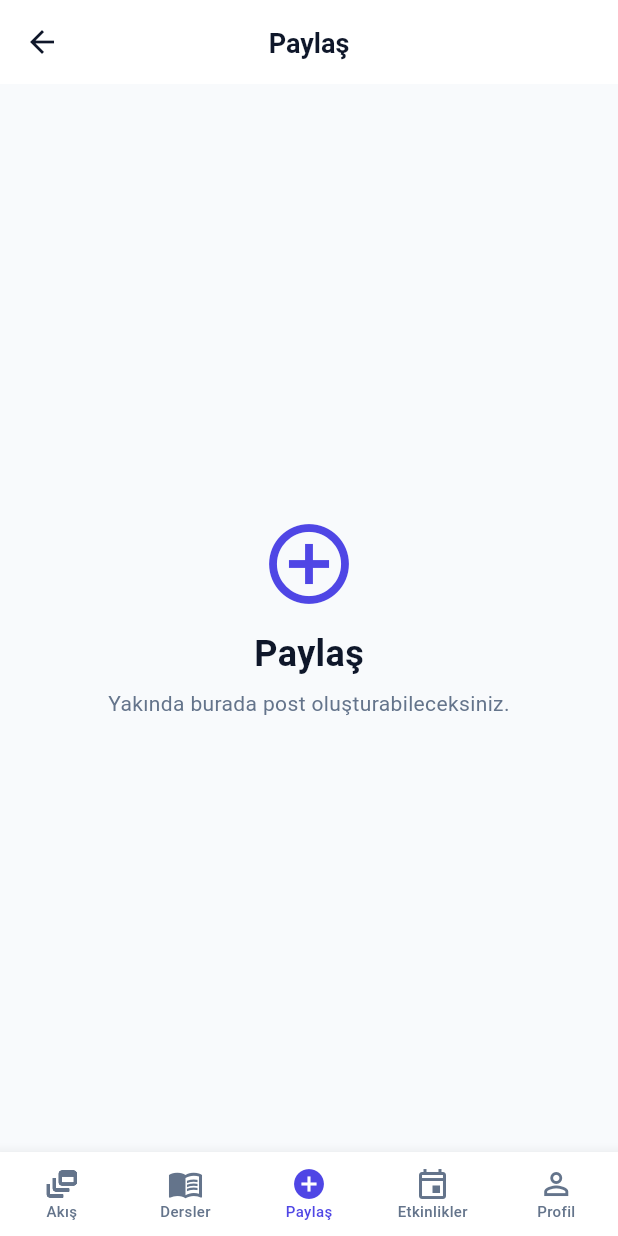
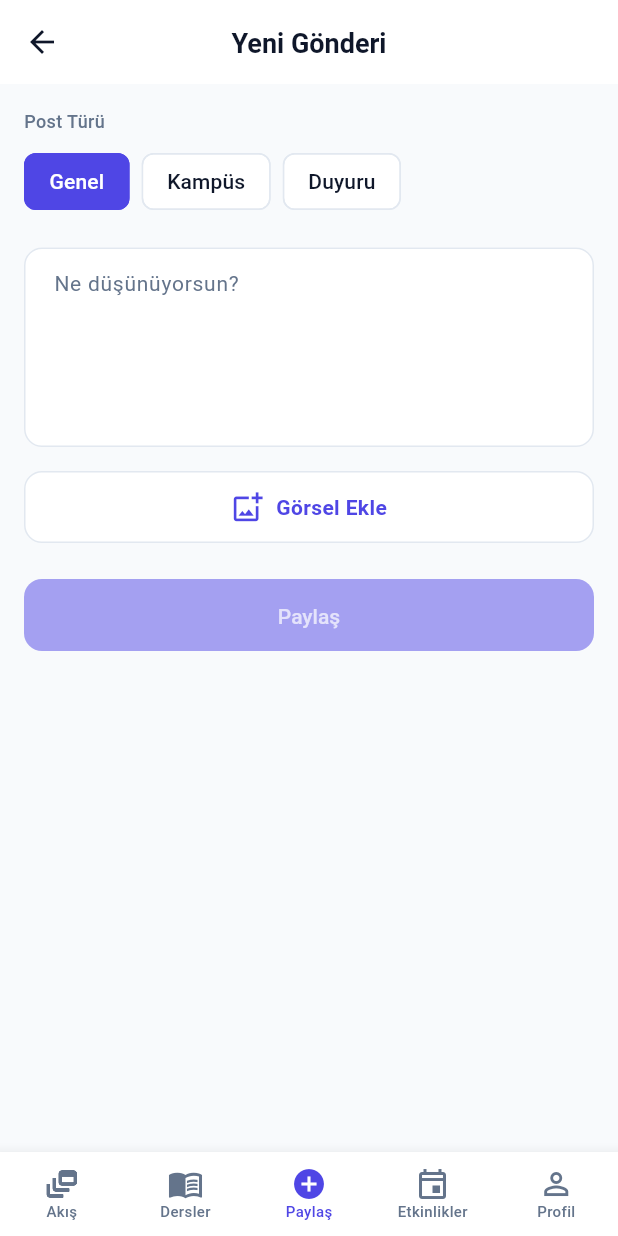
Before and after one commit to Posinowa/uni-z, a Flutter app: the HomeShellScreen screen opened by its route, item 3 of the bottom bar chosen, on a phone screen of 412 x 824 dp. Run offline on Flutter 3.47's test engine with Material 3 defaults, Android fonts, the phone set to English and light mode, and no system bars; our stand-ins replace cloud_firestore, firebase_auth, firebase_core, flutter_dotenv, image_picker; accounts and stored records are empty.

Commit message:
Add image picker for post creation

```diff
--- /dev/null
+++ b/lib/features/feed/screens/create_text_post_screen.dart
@@ -0,0 +1,203 @@
+import 'package:flutter/material.dart';
+import 'package:image_picker/image_picker.dart';
+
+import '../../../core/constants/app_colors.dart';
+import '../../../core/constants/app_radius.dart';
+import '../../../core/constants/app_spacing.dart';
+import '../../../core/theme/app_text_styles.dart';
+import '../../../shared/widgets/buttons/primary_button.dart';
+import '../../../shared/widgets/inputs/app_text_field.dart';
+import '../models/post_type.dart';
+import '../widgets/post_image_picker.dart';
+
+/// Gönderi oluşturma ekranı.
+///
+/// Post türü seçimi, metin girişi ve galeriden görsel seçimi içerir.
+/// R2 upload ve Firestore görsel kaydı bu issue kapsamında değildir.
+class CreateTextPostScreen extends StatefulWidget {
+  /// Gönderi oluşturulduğunda çağrılacak opsiyonel callback.
+  final VoidCallback? onPostCreated;
+
+  const CreateTextPostScreen({
+    this.onPostCreated,
+    super.key,
+  });
+
+  @override
+  State<CreateTextPostScreen> createState() => _CreateTextPostScreenState();
+}
+
+class _CreateTextPostScreenState extends State<CreateTextPostScreen> {
+  final TextEditingController _textController = TextEditingController();
+
+  PostType _selectedType = PostType.general;
+  XFile? _selectedImage;
+  bool _hasText = false;
+  bool _isLoading = false;
+
+  @override
+  void initState() {
+    super.initState();
+    _textController.addListener(_onTextChanged);
+  }
+
+  @override
+  void dispose() {
+    _textController.removeListener(_onTextChanged);
+    _textController.dispose();
+    super.dispose();
+  }
+
+  void _onTextChanged() {
+    final hasText = _textController.text.trim().isNotEmpty;
+    if (hasText != _hasText) {
+      setState(() => _hasText = hasText);
+    }
+  }
+
+  /// Paylaşım butonunun aktif olup olmadığını belirler.
+  bool get _canSubmit => (_hasText || _selectedImage != null) && !_isLoading;
+
+  Future<void> _submitPost() async {
+    if (!_canSubmit) return;
+
+    setState(() => _isLoading = true);
+
+    // R2 upload ve Firestore URL kaydı bu issue kapsamında değildir.
+    await Future.delayed(const Duration(milliseconds: 300));
+
+    if (!mounted) return;
+
+    _textController.clear();
+    setState(() {
+      _isLoading = false;
+      _hasText = false;
+      _selectedImage = null;
+      _selectedType = PostType.general;
+    });
+
+    ScaffoldMessenger.of(context).showSnackBar(
+      const SnackBar(
+        content: Text('Gönderiniz başarıyla paylaşıldı.'),
+        backgroundColor: AppColors.success,
+      ),
+    );
+
+    if (widget.onPostCreated != null) {
+      widget.onPostCreated!();
+    } else if (Navigator.canPop(context)) {
+      Navigator.pop(context, true);
+    }
+  }
+
+  @override
+  Widget build(BuildContext context) {
+    return Scaffold(
+      backgroundColor: AppColors.background,
+      appBar: AppBar(
+        title: const Text('Yeni Gönderi'),
+        centerTitle: true,
+      ),
+      body: SafeArea(
+        child: SingleChildScrollView(
+          padding: const EdgeInsets.all(AppSpacing.lg),
+          child: Column(
+            crossAxisAlignment: CrossAxisAlignment.stretch,
+            children: [
+              // Post Türü Seçici
+              _buildTypeSelector(),
+
+              const SizedBox(height: AppSpacing.xl),
+
+              // Metin Giriş Alanı
+              AppTextField(
+                hint: 'Ne düşünüyorsun?',
+                controller: _textController,
+                maxLines: 5,
+                enabled: !_isLoading,
+                textInputAction: TextInputAction.newline,
+                keyboardType: TextInputType.multiline,
+              ),
+
+              const SizedBox(height: AppSpacing.lg),
+
+              // Görsel Seçici ve Önizleme
+              PostImagePicker(
+                selectedImage: _selectedImage,
+                enabled: !_isLoading,
+                onImageChanged: (image) {
+                  setState(() => _selectedImage = image);
+                },
+              ),
+
+              const SizedBox(height: AppSpacing.xxl),
+
+              // Paylaş Butonu
+              PrimaryButton(
+                text: 'Paylaş',
+                isLoading: _isLoading,
+                isDisabled: !_canSubmit,
+                onPressed: _canSubmit ? _submitPost : null,
+              ),
+            ],
+          ),
+        ),
+      ),
+    );
+  }
+
+  Widget _buildTypeSelector() {
+    return Column(
+      crossAxisAlignment: CrossAxisAlignment.start,
+      children: [
+        Text(
+          'Post Türü',
+          style: AppTextStyles.labelMedium,
+        ),
+        const SizedBox(height: AppSpacing.sm),
+        Wrap(
+          spacing: AppSpacing.sm,
+          children: PostType.values.map((type) {
+            final isSelected = type == _selectedType;
+            return ChoiceChip(
+              label: Text(_labelForType(type)),
+              selected: isSelected,
+              onSelected: _isLoading
+                  ? null
+                  : (selected) {
+                      if (selected) {
+                        setState(() => _selectedType = type);
+                      }
+                    },
+              selectedColor: AppColors.primaryIndigo,
+              backgroundColor: AppColors.surface,
+              labelStyle: AppTextStyles.labelLarge.copyWith(
+                color: isSelected ? Colors.white : AppColors.textPrimary,
+              ),
+              shape: RoundedRectangleBorder(
+                borderRadius: BorderRadius.circular(AppRadius.sm),
+                side: BorderSide(
+                  color: isSelected
+                      ? AppColors.primaryIndigo
+                      : AppColors.border,
+                ),
+              ),
+              showCheckmark: false,
+            );
+          }).toList(),
+        ),
+      ],
+    );
+  }
+
+  String _labelForType(PostType type) {
+    switch (type) {
+      case PostType.general:
+        return 'Genel';
+      case PostType.campus:
+        return 'Kampüs';
+      case PostType.announcement:
+        return 'Duyuru';
+    }
+  }
+}
--- a/lib/features/feed/screens/home_shell_screen.dart
+++ b/lib/features/feed/screens/home_shell_screen.dart
@@ -1,11 +1,9 @@
 import 'package:flutter/material.dart';
 
-import '../../../core/constants/app_colors.dart';
-import '../../../core/constants/app_spacing.dart';
-import '../../../core/theme/app_text_styles.dart';
 import '../../courses/screens/courses_screen.dart';
 import '../../events/screens/events_screen.dart';
 import '../../profile/screens/profile_screen.dart';
+import 'create_text_post_screen.dart';
 import 'feed_screen.dart';
 
 /// Uygulamanın ana shell ekranı.
@@ -13,7 +11,7 @@ import 'feed_screen.dart';
 /// Bottom navigation aracılığıyla 5 sekme arasında geçiş sağlar:
 /// - Akış (FeedScreen)
 /// - Dersler (CoursesScreen)
-/// - Paylaş (geçici placeholder)
+/// - Paylaş (CreateTextPostScreen)
 /// - Etkinlikler (EventsScreen)
 /// - Profil (ProfileScreen)
 class HomeShellScreen extends StatefulWidget {
@@ -28,13 +26,17 @@ class _HomeShellScreenState extends State<HomeShellScreen> {
   int _currentIndex = 0;
 
   /// Her sekmeye karşılık gelen ekranlar listesi.
-  final List<Widget> _screens = const [
-    FeedScreen(),
-    CoursesScreen(),
-    _CreatePostPlaceholder(),
-    EventsScreen(),
-    ProfileScreen(),
-  ];
+  List<Widget> get _screens => [
+        const FeedScreen(),
+        const CoursesScreen(),
+        CreateTextPostScreen(
+          onPostCreated: () {
+            setState(() => _currentIndex = 0);
+          },
+        ),
+        const EventsScreen(),
+        const ProfileScreen(),
+      ];
 
   @override
   Widget build(BuildContext context) {
@@ -79,44 +81,3 @@ class _HomeShellScreenState extends State<HomeShellScreen> {
     );
   }
 }
-
-/// Geçici "Paylaş" sekmesi içeriği.
-///
-/// Post oluşturma ekranı ileride ayrı bir issue'da geliştirilecektir.
-class _CreatePostPlaceholder extends StatelessWidget {
-  const _CreatePostPlaceholder();
-
-  @override
-  Widget build(BuildContext context) {
-    return Scaffold(
-      appBar: AppBar(
-        title: const Text('Paylaş'),
-      ),
-      body: Center(
-        child: Column(
-          mainAxisAlignment: MainAxisAlignment.center,
-          children: [
-            const Icon(
-              Icons.add_circle_outline,
-              size: 64,
-              color: AppColors.primaryIndigo,
-            ),
-            const SizedBox(height: AppSpacing.md),
-            Text(
-              'Paylaş',
-              style: AppTextStyles.headlineMedium,
-            ),
-            const SizedBox(height: AppSpacing.sm),
-            Text(
-              'Yakında burada post oluşturabileceksiniz.',
-              style: AppTextStyles.bodyMedium.copyWith(
-                color: AppColors.textSecondary,
-              ),
-              textAlign: TextAlign.center,
-            ),
-          ],
-        ),
-      ),
-    );
-  }
-}
--- /dev/null
+++ b/lib/features/feed/widgets/post_image_picker.dart
@@ -0,0 +1,196 @@
+import 'package:flutter/material.dart';
+import 'package:flutter/services.dart';
+import 'package:image_picker/image_picker.dart';
+
+import '../../../core/constants/app_colors.dart';
+import '../../../core/constants/app_radius.dart';
+import '../../../core/constants/app_spacing.dart';
+import '../../../core/theme/app_text_styles.dart';
+
+/// Gönderi oluşturma ekranında galeriden görsel seçme ve önizleme widget'ı.
+///
+/// Görsel seçilmediğinde "Fotoğraf Ekle" butonu gösterir.
+/// Görsel seçildiğinde önizleme ve sağ üstte kaldırma butonu (`Icons.close`) sunar.
+class PostImagePicker extends StatelessWidget {
+  /// Şu an seçili olan görsel dosyası (`null` ise seçili görsel yoktur).
+  final XFile? selectedImage;
+
+  /// Görsel seçildiğinde veya kaldırıldığında çağrılacak fonksiyon.
+  final ValueChanged<XFile?> onImageChanged;
+
+  /// Bileşenin tıklanabilir olup olmadığı (`false` ise işlem yapılamaz).
+  final bool enabled;
+
+  /// Test edilebilirlik için opsiyonel [ImagePicker] nesnesi.
+  final ImagePicker? imagePicker;
+
+  const PostImagePicker({
+    required this.selectedImage,
+    required this.onImageChanged,
+    this.enabled = true,
+    this.imagePicker,
+    super.key,
+  });
+
+  Future<void> _pickImage(BuildContext context) async {
+    if (!enabled) return;
+
+    final picker = imagePicker ?? ImagePicker();
+
+    try {
+      final image = await picker.pickImage(
+        source: ImageSource.gallery,
+        maxWidth: 1920,
+        maxHeight: 1920,
+        imageQuality: 85,
+      );
+
+      if (image != null) {
+        onImageChanged(image);
+      }
+    } on PlatformException catch (e) {
+      if (context.mounted) {
+        ScaffoldMessenger.of(context).showSnackBar(
+          SnackBar(
+            content: Text(
+              'Galeriye erişilirken izin hatası oluştu: ${e.message ?? e.code}',
+            ),
+            backgroundColor: AppColors.error,
+          ),
+        );
+      }
+    } catch (e) {
+      if (context.mounted) {
+        ScaffoldMessenger.of(context).showSnackBar(
+          SnackBar(
+            content: Text('Görsel seçilirken bir hata oluştu: $e'),
+            backgroundColor: AppColors.error,
+          ),
+        );
+      }
+    }
+  }
+
+  @override
+  Widget build(BuildContext context) {
+    if (selectedImage == null) {
+      return _buildPickerButton(context);
+    }
+
+    return _buildImagePreview(context, selectedImage!);
+  }
+
+  Widget _buildPickerButton(BuildContext context) {
+    return InkWell(
+      onTap: enabled ? () => _pickImage(context) : null,
+      borderRadius: BorderRadius.circular(AppRadius.md),
+      child: Container(
+        padding: const EdgeInsets.symmetric(
+          horizontal: AppSpacing.lg,
+          vertical: AppSpacing.md,
+        ),
+        decoration: BoxDecoration(
+          color: AppColors.surface,
+          borderRadius: BorderRadius.circular(AppRadius.md),
+          border: Border.all(
+            color: AppColors.border,
+            style: BorderStyle.solid,
+          ),
+        ),
+        child: Row(
+          mainAxisAlignment: MainAxisAlignment.center,
+          children: [
+            const Icon(
+              Icons.add_photo_alternate_outlined,
+              color: AppColors.primaryIndigo,
+              size: 22,
+            ),
+            const SizedBox(width: AppSpacing.sm),
+            Text(
+              'Görsel Ekle',
+              style: AppTextStyles.labelLarge.copyWith(
+                color: AppColors.primaryIndigo,
+                fontWeight: FontWeight.w600,
+              ),
+            ),
+          ],
+        ),
+      ),
+    );
+  }
+
+  Widget _buildImagePreview(BuildContext context, XFile image) {
+    return Stack(
+      children: [
+        // Görsel Önizleme Alanı
+        ClipRRect(
+          borderRadius: BorderRadius.circular(AppRadius.md),
+          child: Container(
+            width: double.infinity,
+            height: 220,
+            color: AppColors.surface,
+            child: FutureBuilder<Uint8List>(
+              future: image.readAsBytes(),
+              builder: (context, snapshot) {
+                if (snapshot.connectionState == ConnectionState.waiting) {
+                  return const Center(
+                    child: CircularProgressIndicator(),
+                  );
+                }
+
+                if (snapshot.hasError || snapshot.data == null) {
+                  return Center(
+                    child: Column(
+                      mainAxisAlignment: MainAxisAlignment.center,
+                      children: [
+                        const Icon(
+                          Icons.broken_image_outlined,
+                          color: AppColors.error,
+                          size: 40,
+                        ),
+                        const SizedBox(height: AppSpacing.xs),
+                        Text(
+                          'Görsel yüklenemedi',
+                          style: AppTextStyles.bodySmall,
+                        ),
+                      ],
+                    ),
+                  );
+                }
+
+                return Image.memory(
+                  snapshot.data!,
+                  fit: BoxFit.cover,
+                  width: double.infinity,
+                  height: 220,
+                );
+              },
+            ),
+          ),
+        ),
+
+        // Görsel Kaldırma Butonu (Sağ Üst)
+        Positioned(
+          top: AppSpacing.sm,
+          right: AppSpacing.sm,
+          child: Material(
+            color: Colors.black.withValues(alpha: 0.6),
+            shape: const CircleBorder(),
+            child: InkWell(
+              customBorder: const CircleBorder(),
+              onTap: enabled ? () => onImageChanged(null) : null,
+              child: const Padding(
+                padding: EdgeInsets.all(AppSpacing.xs + 2),
+                child: Icon(
+                  Icons.close,
+                  color: Colors.white,
+                  size: 18,
+                ),
+              ),
+            ),
+          ),
+        ),
+      ],
+    );
+  }
+}
--- a/pubspec.yaml
+++ b/pubspec.yaml
@@ -43,6 +43,9 @@ dependencies:
 
   # State management
   provider: ^6.1.2
+
+  # Image picker
+  image_picker: ^1.1.2
 
   # Environment configuration
   flutter_dotenv: ^5.2.1
```
Also changed, not shown: pubspec.lock, 5 other files.
